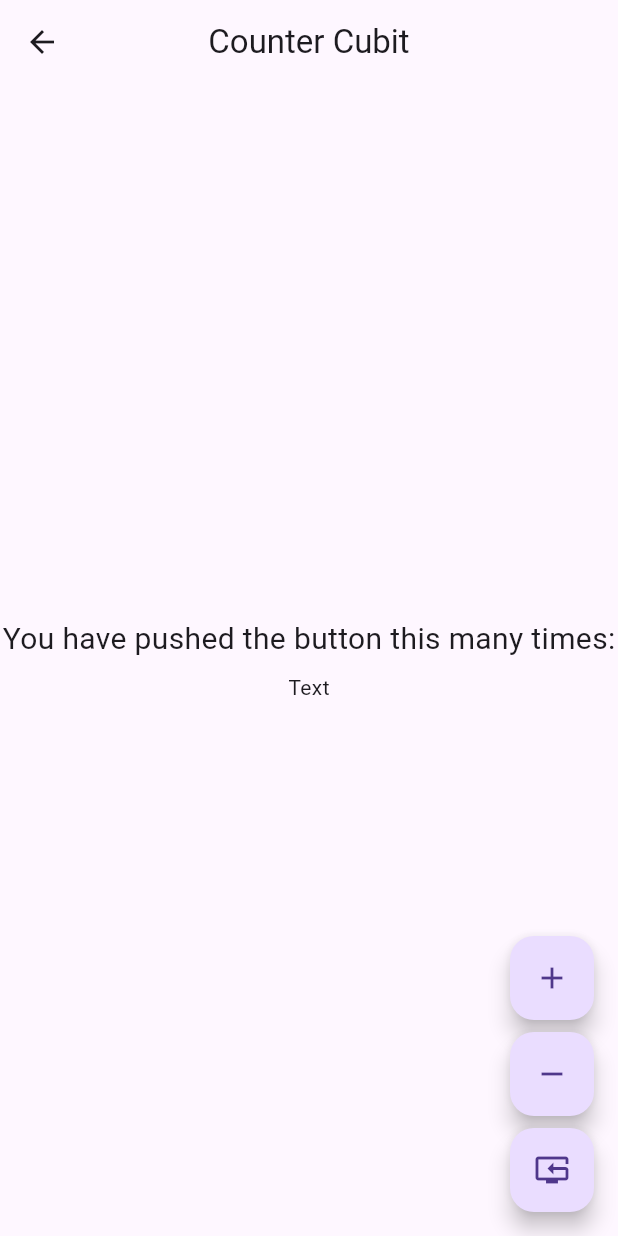
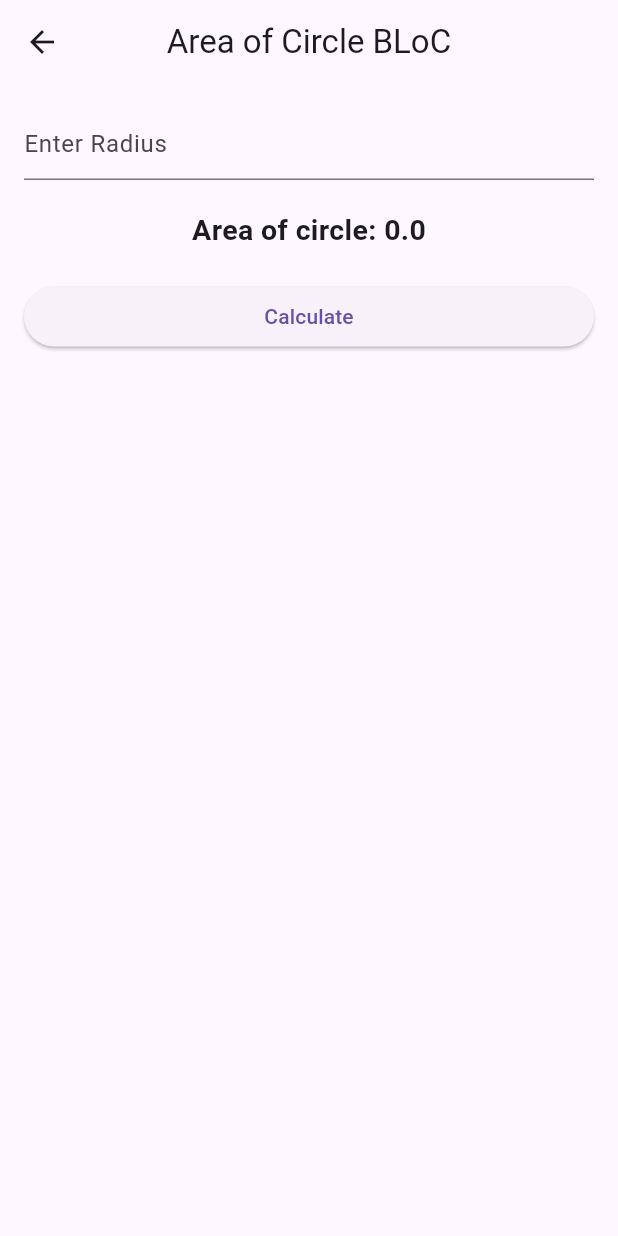
Before and after one commit to NirajanMahato/bloc_project, a Flutter app: the AreaCircleBlocView screen opened directly, on a phone screen of 412 x 824 dp. Run offline on Flutter 3.47's test engine with Material 3 defaults, Android fonts, the phone set to English and light mode, and no system bars; our stand-ins replace bloc, equatable, flutter_bloc, get_it.

Commit message:
area of circld

```diff
--- /dev/null
+++ b/lib/bloc/areaofcircle_bloc.dart
@@ -0,0 +1,15 @@
+import 'dart:math';
+
+import 'package:bloc/bloc.dart';
+import 'package:equatable/equatable.dart';
+
+part 'areaofcircle_event.dart';
+
+class AreaofcircleBloc extends Bloc<AreaofcircleEvent, double> {
+  AreaofcircleBloc() : super(0) {
+    on<CalculateAreaEvent>((event, emit) {
+      final area = ( pi * event.radius * event.radius);
+      emit(area);
+    });
+  }
+}
--- /dev/null
+++ b/lib/bloc/areaofcircle_event.dart
@@ -0,0 +1,14 @@
+part of 'areaofcircle_bloc.dart';
+
+sealed class AreaofcircleEvent extends Equatable {
+  const AreaofcircleEvent();
+
+  @override
+  List<Object> get props => [];
+}
+
+class CalculateAreaEvent extends AreaofcircleEvent{
+  final double radius;
+
+  const CalculateAreaEvent(this.radius);
+}
--- /dev/null
+++ b/lib/bloc/student_bloc.dart
@@ -0,0 +1,12 @@
+import 'package:bloc/bloc.dart';
+import 'package:equatable/equatable.dart';
+
+part 'student_event.dart';
+
+class StudentBloc extends Bloc<StudentEvent, int> {
+  StudentBloc() : super(0) {
+    on<StudentEvent>((event, emit) {
+      // TODO: implement event handler
+    });
+  }
+}
--- /dev/null
+++ b/lib/bloc/student_event.dart
@@ -0,0 +1,8 @@
+part of 'student_bloc.dart';
+
+sealed class StudentEvent extends Equatable {
+  const StudentEvent();
+
+  @override
+  List<Object> get props => [];
+}
--- a/lib/cubit/dashboard_cubit.dart
+++ b/lib/cubit/dashboard_cubit.dart
@@ -1,12 +1,28 @@
+import 'package:bloc_project/bloc/areaofcircle_bloc.dart';
 import 'package:bloc_project/bloc/simpleinterest_bloc.dart';
+import 'package:bloc_project/view/area_circle_bloc_view.dart';
 import 'package:bloc_project/view/simple_interest_bloc_view.dart';
 import 'package:flutter/material.dart';
 import 'package:flutter_bloc/flutter_bloc.dart';
 
 class DashboardCubit extends Cubit<void> {
-  DashboardCubit(this._simpleinterestBloc) : super(null);
+  DashboardCubit(this._simpleinterestBloc, this._areaofcircleBloc)
+      : super(null);
 
   final SimpleinterestBloc _simpleinterestBloc;
+  final AreaofcircleBloc _areaofcircleBloc;
+
+  void openAreaOfCircleView(BuildContext context) {
+    Navigator.push(
+      context,
+      MaterialPageRoute(
+        builder: (_) => BlocProvider.value(
+          value: _areaofcircleBloc,
+          child: AreaCircleBlocView(),
+        ),
+      ),
+    );
+  }
 
   void openSimpleInterestView(BuildContext context) {
     Navigator.push(
@@ -19,17 +35,7 @@ class DashboardCubit extends Cubit<void> {
       ),
     );
   }
-  void openAreaOfCircleView(BuildContext context) {
-    Navigator.push(
-      context,
-      MaterialPageRoute(
-        builder: (_) => BlocProvider.value(
-          value: _simpleinterestBloc,
-          child: SimpleInterestBlocView(),
-        ),
-      ),
-    );
-  }
+
   void openStudentListView(BuildContext context) {
     Navigator.push(
       context,
--- a/lib/service_locator/service_locator.dart
+++ b/lib/service_locator/service_locator.dart
@@ -1,3 +1,4 @@
+import 'package:bloc_project/bloc/areaofcircle_bloc.dart';
 import 'package:bloc_project/bloc/simpleinterest_bloc.dart';
 import 'package:bloc_project/cubit/dashboard_cubit.dart';
 import 'package:get_it/get_it.dart';
@@ -11,12 +12,14 @@ Future<void> initDependencies() async {
 
 void _initBloc() {
   serviceLocator.registerLazySingleton(() => SimpleinterestBloc());
+  serviceLocator.registerLazySingleton(() => AreaofcircleBloc());
 }
 
 void _initCubit() {
   serviceLocator.registerLazySingleton<DashboardCubit>(
     () => DashboardCubit(
       serviceLocator(),
+      serviceLocator(),
     ),
   );
 }
--- a/lib/view/area_circle_bloc_view.dart
+++ b/lib/view/area_circle_bloc_view.dart
@@ -1,52 +1,59 @@
+import 'package:bloc_project/bloc/areaofcircle_bloc.dart';
 import 'package:flutter/material.dart';
+import 'package:flutter_bloc/flutter_bloc.dart';
 
 class AreaCircleBlocView extends StatelessWidget {
-  const AreaCircleBlocView({super.key});
+  AreaCircleBlocView({super.key});
+
+  final _radiusController = TextEditingController();
 
   @override
   Widget build(BuildContext context) {
     return Scaffold(
       appBar: AppBar(
-        title: const Text('Counter Cubit'),
+        title: const Text('Area of Circle BLoC'),
         centerTitle: true,
       ),
-      body: Center(
-        child: Column(
-          mainAxisAlignment: MainAxisAlignment.center,
-          children: <Widget>[
-            const Text(
-              'You have pushed the button this many times:',
-              style: TextStyle(
-                fontSize: 20,
+      body: Padding(
+        padding: const EdgeInsets.all(16.0),
+        child: Form(
+          child: Column(
+            children: [
+              TextFormField(
+                controller: _radiusController,
+                decoration: InputDecoration(
+                  hintText: ("Enter Radius"),
+                ),
+                keyboardType: TextInputType.number,
               ),
-            ),
-            const SizedBox(height: 8),
-            const Text(
-              'Text',
-            ),
-          ],
+              const SizedBox(
+                height: 20,
+              ),
+              BlocBuilder<AreaofcircleBloc, double>(
+                builder: (context, state) {
+                  return Text(
+                    "Area of circle: $state",
+                    style: TextStyle(fontSize: 19, fontWeight: FontWeight.bold),
+                  );
+                },
+              ),
+              const SizedBox(
+                height: 20,
+              ),
+              SizedBox(
+                  width: double.infinity,
+                  child: ElevatedButton(
+                      onPressed: () {
+                        final radius =
+                            double.parse(_radiusController.text) ?? 0;
+                        context
+                            .read<AreaofcircleBloc>()
+                            .add(CalculateAreaEvent(radius));
+                      },
+                      child: Text("Calculate"))),
+            ],
+          ),
         ),
-      ),
-      floatingActionButton: Wrap(
-        direction: Axis.vertical,
-        spacing: 8,
-        children: <Widget>[
-          FloatingActionButton(
-            onPressed: () {},
-            tooltip: 'Increment',
-            child: const Icon(Icons.add),
-          ),
-          FloatingActionButton(
-            onPressed: () {},
-            tooltip: 'Decrement',
-            child: const Icon(Icons.remove),
-          ),
-          FloatingActionButton(
-            onPressed: () {},
-            tooltip: 'Reset',
-            child: const Icon(Icons.reset_tv),
-          ),
-        ],
       ),
     );
   }
--- a/lib/view/dashboard_bloc_view.dart
+++ b/lib/view/dashboard_bloc_view.dart
@@ -22,7 +22,9 @@ class DashboardBlocView extends StatelessWidget {
         children: <Widget>[
           Card(
             child: InkWell(
-              onTap: () {},
+              onTap: () {
+                context.read<DashboardCubit>().openAreaOfCircleView(context);
+              },
               child: Column(
                 mainAxisAlignment: MainAxisAlignment.center,
                 children: const <Widget>[
```
